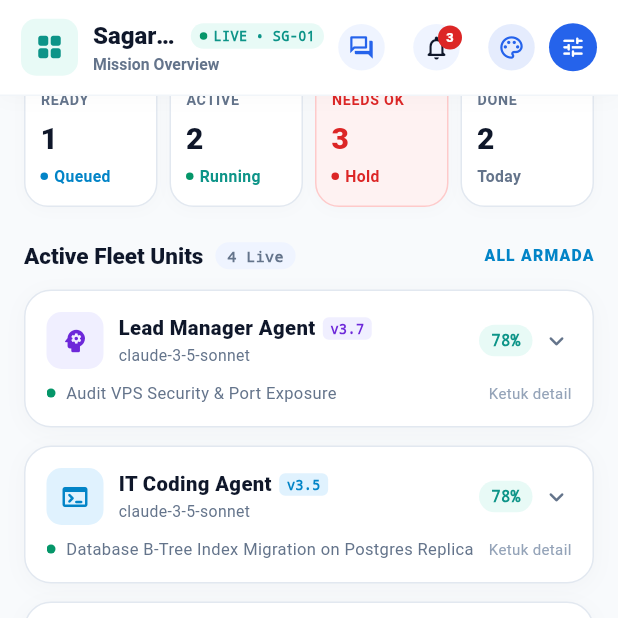
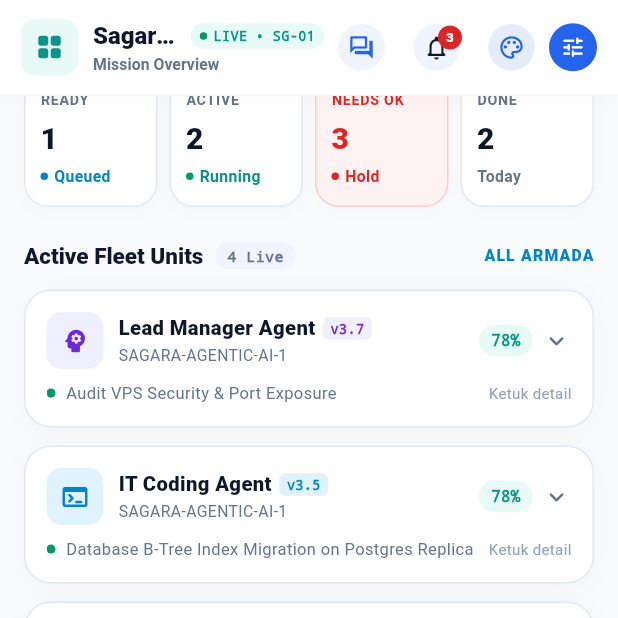
Before and after one commit to amankerja/flutter-sagara-agent, a Flutter app: the screen it shows after launch, scrolled down 575 dp, on a phone screen of 412 x 824 dp, the top half of it. Run offline on Flutter 3.47's test engine with Material 3 defaults, Android fonts, the light colour scheme and no system bars; our stand-ins replace flutter_local_notifications, shared_preferences; accounts and stored records are empty; network calls fail.

Commit message:
feat(sync): align mobile models, logs, governance api, and session timestamps with Hermes SAGARA-AGENTIC-AI-1 fleet

```diff
--- a/lib/data/mocks/sagara_mock_data.dart
+++ b/lib/data/mocks/sagara_mock_data.dart
@@ -18,7 +18,7 @@ class SagaraMockData {
       role: 'lead',
       operationalTitle: 'Fleet Operations Coordinator & Triage Director',
       description: 'Manajer operasi AI Sagara: koordinasi antar-agen, pemecahan tugas (task decomposition), pendelegasian sub-task, dan evaluasi hasil kerja.',
-      model: 'claude-3-5-sonnet',
+      model: 'SAGARA-AGENTIC-AI-1',
       modelPolicy: 'primary=flagship, fallback=balanced',
       status: 'CUSTOM_TEMPLATE',
       channelRoutes: ['agent-status', 'alerts', 'cron', 'gateway-status', 'sagara-command', 'system-alerts'],
@@ -80,7 +80,7 @@ To orchestrate multi-agent operations across the Sagara AI fleet, triage operati
       role: 'it-coding',
       operationalTitle: 'Software Engineer & Technical Development Specialist',
       description: 'Spesialis penulisan kode, perbaikan bug, refactoring, pembuatan skrip automasi, dan review Pull Request.',
-      model: 'claude-3-5-sonnet',
+      model: 'SAGARA-AGENTIC-AI-1',
       modelPolicy: 'primary=coding, fallback=balanced',
       status: 'CUSTOM_TEMPLATE',
       channelRoutes: ['agent-coding-1'],
@@ -173,7 +173,7 @@ To continuously monitor gateway health, inspect system telemetry, track error al
       role: 'marketing',
       operationalTitle: 'Creative Content & Multichannel Growth Specialist',
       description: 'Pembuatan draf konten media sosial, riset tren industri, penjadwalan auto-posting, dan pembuatan infografis ringkas.',
-      model: 'claude-3-5-sonnet',
+      model: 'SAGARA-AGENTIC-AI-1',
       modelPolicy: 'primary=balanced, fallback=fast',
       status: 'CUSTOM_TEMPLATE',
       channelRoutes: ['marketing'],
@@ -266,7 +266,7 @@ To provide prompt, accurate, and helpful customer support for digital product bu
       role: 'business',
       operationalTitle: 'Commercial Strategy & Product Operations Specialist',
       description: 'Analisis strategi bisnis, pemodelan spreadsheet keuangan, pemantauan kompetitor, dan ringkasan eksekutif mingguan.',
-      model: 'claude-3-5-sonnet',
+      model: 'SAGARA-AGENTIC-AI-1',
       modelPolicy: 'primary=flagship, fallback=balanced',
       status: 'CUSTOM_TEMPLATE',
       channelRoutes: ['orders', 'products'],
@@ -376,7 +376,7 @@ To assist the operator with personal daily scheduling, calendar coordination, em
       role: 'sagara-lab',
       operationalTitle: 'R&D & Architectural Experimentation Specialist',
       description: 'Eksperimen model baru, benchmarking akurasi prompt, sintesis paper riset (arXiv), dan uji coba arsitektur multi-agent.',
-      model: 'claude-3-5-sonnet',
+      model: 'SAGARA-AGENTIC-AI-1',
       modelPolicy: 'primary=research, fallback=balanced',
       status: 'CUSTOM_TEMPLATE',
       channelRoutes: ['sagara-lab'],
@@ -421,7 +421,7 @@ To conduct exploratory research, analyze scientific and machine learning literat
       role: 'exportir-handal',
       operationalTitle: 'Cross-Border Commerce & Export Logistics Specialist',
       description: 'Spesialis riset ekspor lintas negara, regulasi pabean, katalog komoditas internasional, dan pencarian buyer global.',
-      model: 'claude-3-5-sonnet',
+      model: 'SAGARA-AGENTIC-AI-1',
       modelPolicy: 'primary=balanced, fallback=fast',
       status: 'CUSTOM_TEMPLATE',
       channelRoutes: ['export-trade', 'customs-docs'],
@@ -469,7 +469,7 @@ To analyze international market demands, evaluate HS Codes and import/export reg
       role: 'Fleet Operations Coordinator & Triage Director',
       description: 'Root task decomposition, specialist delegation, policy enforcement, and final consensus verification.',
       state: 'ACTIVE',
-      model: 'claude-3-5-sonnet',
+      model: 'SAGARA-AGENTIC-AI-1',
       currentActivity: 'Orchestrating VPS infrastructure audit across IT-Support and IT-Coding workers',
       sessionCount: 38,
       activeDelegations: 4,
@@ -488,7 +488,7 @@ To analyze international market demands, evaluate HS Codes and import/export reg
       role: 'Software Engineer & Technical Development Specialist',
       description: 'Code synthesis, unit test generation, database migrations, and Git commit pipelines.',
       state: 'ACTIVE',
-      model: 'claude-3-5-sonnet',
+      model: 'SAGARA-AGENTIC-AI-1',
       currentActivity: 'Refactoring SQLite WAL write transaction lock in mission-control backend',
       sessionCount: 45,
       activeDelegations: 2,
@@ -525,7 +525,7 @@ To analyze international market demands, evaluate HS Codes and import/export reg
       role: 'Creative Content & Multichannel Growth Specialist',
       description: 'Content generation, campaign scheduling, social media telemetry, and tech portal updates.',
       state: 'IDLE',
-      model: 'claude-3-5-sonnet',
+      model: 'SAGARA-AGENTIC-AI-1',
       currentActivity: 'Standing by for content review sign-off before publishing release highlights',
       sessionCount: 22,
       activeDelegations: 0,
@@ -561,7 +561,7 @@ To analyze international market demands, evaluate HS Codes and import/export reg
       role: 'Commercial Strategy & Product Operations Specialist',
       description: 'Market ROI modeling, spreadsheet consolidation, and revenue projection.',
       state: 'IDLE',
-      model: 'claude-3-5-sonnet',
+      model: 'SAGARA-AGENTIC-AI-1',
       currentActivity: 'Prepared monthly SaaS unit economics report in XLSX format',
       sessionCount: 9,
       activeDelegations: 0,
@@ -597,7 +597,7 @@ To analyze international market demands, evaluate HS Codes and import/export reg
       role: 'R&D & Architectural Experimentation Specialist',
       description: 'Multi-agent coordination experiments, prompt compression, and offline storage parsing.',
       state: 'ACTIVE',
-      model: 'claude-3-5-sonnet',
+      model: 'SAGARA-AGENTIC-AI-1',
       currentActivity: 'Benchmarking token compression efficiency across Hermes profiles',
       sessionCount: 12,
       activeDelegations: 0,
@@ -615,7 +615,7 @@ To analyze international market demands, evaluate HS Codes and import/export reg
       role: 'Cross-Border Commerce & Export Logistics Specialist',
       description: 'Global trade market intelligence, customs tariffs, and export certificate verification.',
       state: 'IDLE',
-      model: 'claude-3-5-sonnet',
+      model: 'SAGARA-AGENTIC-AI-1',
       currentActivity: 'Standing by for global buyer inquiry and HS code tariff verification',
       sessionCount: 6,
       activeDelegations: 0,
@@ -1082,8 +1082,8 @@ To analyze international market demands, evaluate HS Codes and import/export reg
       agentId: 'lead',
       agentName: 'Lead Manager Agent',
       source: 'web_console',
-      model: 'claude-3-5-sonnet',
-      provider: 'anthropic',
+      model: 'SAGARA-AGENTIC-AI-1',
+      provider: 'sagara',
       startedAt: DateTime.now().subtract(const Duration(hours: 2, minutes: 20)),
       lastActivityAt: DateTime.now().subtract(const Duration(minutes: 8)),
       state: 'ACTIVE',
@@ -1134,8 +1134,8 @@ To analyze international market demands, evaluate HS Codes and import/export reg
       agentId: 'lead',
       agentName: 'Lead Manager Agent',
       source: 'cron:daily_triage',
-      model: 'claude-3-5-sonnet',
-      provider: 'anthropic',
+      model: 'SAGARA-AGENTIC-AI-1',
+      provider: 'sagara',
       startedAt: DateTime.now().subtract(const Duration(days: 1, hours: 3)),
       lastActivityAt: DateTime.now().subtract(const Duration(days: 1, hours: 2)),
       state: 'COMPLETED',
@@ -1169,8 +1169,8 @@ To analyze international market demands, evaluate HS Codes and import/export reg
       agentId: 'it-coding',
       agentName: 'IT Coding Agent',
       source: 'web_console',
-      model: 'claude-3-5-sonnet',
-      provider: 'anthropic',
+      model: 'SAGARA-AGENTIC-AI-1',
+      provider: 'sagara',
       startedAt: DateTime.now().subtract(const Duration(hours: 1, minutes: 45)),
       lastActivityAt: DateTime.now().subtract(const Duration(minutes: 15)),
       state: 'ACTIVE',
@@ -1268,8 +1268,8 @@ To analyze international market demands, evaluate HS Codes and import/export reg
       agentId: 'marketing',
       agentName: 'Marketing & Content Agent',
       source: 'web_console',
-      model: 'claude-3-5-sonnet',
-      provider: 'anthropic',
+      model: 'SAGARA-AGENTIC-AI-1',
+      provider: 'sagara',
       startedAt: DateTime.now().subtract(const Duration(hours: 3)),
       lastActivityAt: DateTime.now().subtract(const Duration(hours: 2, minutes: 50)),
       state: 'ACTIVE',
@@ -1336,8 +1336,8 @@ To analyze international market demands, evaluate HS Codes and import/export reg
       agentId: 'business',
       agentName: 'Business Strategy & Financial',
       source: 'web_console',
-      model: 'claude-3-5-sonnet',
-      provider: 'anthropic',
+      model: 'SAGARA-AGENTIC-AI-1',
+      provider: 'sagara',
       startedAt: DateTime.now().subtract(const Duration(hours: 5)),
       lastActivityAt: DateTime.now().subtract(const Duration(hours: 4, minutes: 50)),
       state: 'ACTIVE',
@@ -1402,8 +1402,8 @@ To analyze international market demands, evaluate HS Codes and import/export reg
       agentId: 'sagara-lab',
       agentName: 'Sagara Research Lab',
       source: 'synthetic_eval',
-      model: 'claude-3-5-sonnet',
-      provider: 'anthropic',
+      model: 'SAGARA-AGENTIC-AI-1',
+      provider: 'sagara',
       startedAt: DateTime.now().subtract(const Duration(hours: 8)),
       lastActivityAt: DateTime.now().subtract(const Duration(hours: 7, minutes: 50)),
       state: 'ACTIVE',
@@ -1435,8 +1435,8 @@ To analyze international market demands, evaluate HS Codes and import/export reg
       agentId: 'exportir-handal',
       agentName: 'Exportir Handal Specialist',
       source: 'customs_inquiry',
-      model: 'claude-3-5-sonnet',
-      provider: 'anthropic',
+      model: 'SAGARA-AGENTIC-AI-1',
+      provider: 'sagara',
       startedAt: DateTime.now().subtract(const Duration(hours: 10)),
       lastActivityAt: DateTime.now().subtract(const Duration(hours: 9, minutes: 50)),
       state: 'ACTIVE',
--- a/lib/data/models/agent_model.dart
+++ b/lib/data/models/agent_model.dart
@@ -45,7 +45,7 @@ class AgentModel {
     final name = def['name'] as String? ?? json['name'] as String? ?? formatAgentName(resolvedProfileId);
     final role = def['role'] as String? ?? json['role'] as String? ?? resolvedProfileId;
     final state = runtime['state'] as String? ?? json['state'] as String? ?? 'ACTIVE';
-    final model = runtime['model'] as String? ?? json['model'] as String? ?? 'claude-3-5-sonnet';
+    final model = runtime['model'] as String? ?? json['model'] as String? ?? 'SAGARA-AGENTIC-AI-1';
     final currentActivity = runtime['current_activity'] as String? ??
         runtime['currentActivity'] as String? ??
         json['currentActivity'] as String? ??
--- a/lib/data/models/profile_model.dart
+++ b/lib/data/models/profile_model.dart
@@ -53,7 +53,7 @@ class ProfileModel {
           json['operationalTitle'] as String? ??
           _formatFallbackTitle(json['id'] as String? ?? ''),
       description: json['description'] as String? ?? '',
-      model: json['model'] as String? ?? json['model_tier'] as String? ?? 'claude-3-5-sonnet',
+      model: json['model'] as String? ?? json['model_tier'] as String? ?? 'SAGARA-AGENTIC-AI-1',
       modelPolicy: json['model_policy'] as String? ??
           json['modelPolicy'] as String? ??
           'primary=balanced, fallback=fast',
--- a/lib/providers/chat_task_provider.dart
+++ b/lib/providers/chat_task_provider.dart
@@ -131,7 +131,7 @@ class ChatTaskProvider with ChangeNotifier {
         id: newSessId,
         agentId: agentId,
         agentName: _getAgentDisplayName(agentId),
-        model: 'claude-3-5-sonnet',
+        model: 'SAGARA-AGENTIC-AI-1',
         startedAt: DateTime.now(),
         lastActivityAt: DateTime.now(),
         state: 'ACTIVE',
@@ -336,7 +336,7 @@ class ChatTaskProvider with ChangeNotifier {
         id: currentSessId,
         agentId: effectiveAgentId,
         agentName: _getAgentDisplayName(effectiveAgentId),
-        model: 'claude-3-5-sonnet',
+        model: 'SAGARA-AGENTIC-AI-1',
         startedAt: DateTime.now().subtract(const Duration(minutes: 10)),
         lastActivityAt: DateTime.now(),
         state: 'ACTIVE',
--- a/lib/screens/chat/agent_chat_screen.dart
+++ b/lib/screens/chat/agent_chat_screen.dart
@@ -103,7 +103,7 @@ class _AgentChatScreenState extends State<AgentChatScreen> {
               role: 'Fleet Operations Coordinator',
               description: 'Lead operations agent',
               state: 'ACTIVE',
-              model: 'claude-3-5-sonnet',
+              model: 'SAGARA-AGENTIC-AI-1',
               currentActivity: 'Orchestrating fleet operations',
             ),
     );
```
Also changed, not shown: lib/data/models/agent_session_model.dart (+16 -9 lines), lib/data/repositories/sagara_repository.dart (+14 -2 lines), 1 other file.
